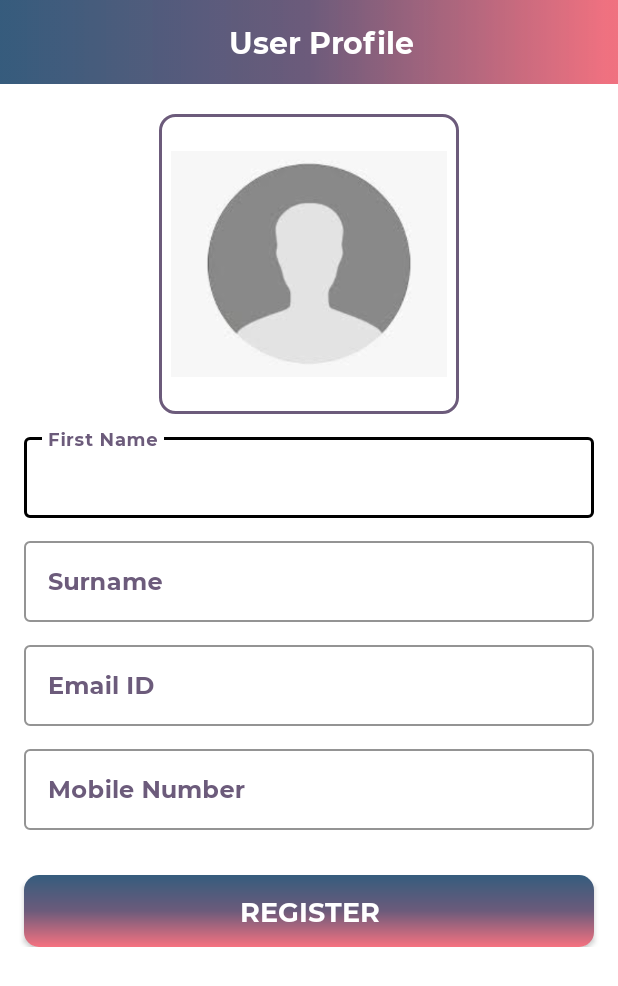
After one commit to CillianW/e-commerce_1.1, an Android app: the UserProfileActivity screen opened directly, with no data from a screen before it, on a phone screen of 412 x 824 dp. The commit adds this screen. Shown: the top 986 px of the screen. Run offline under Robolectric (Android 15) with nearby library versions, the phone set to English and light mode, and no system bars.

Commit message:
User Details Screen layout complete Ready for implementation

```diff
--- a/app/build.gradle
+++ b/app/build.gradle
@@ -16,6 +16,7 @@ android {
         targetSdkVersion 30
         versionCode 1
         versionName "1.0"
+        multiDexEnabled true
 
         testInstrumentationRunner "androidx.test.runner.AndroidJUnitRunner"
     }
@@ -51,6 +52,7 @@ dependencies {
     androidTestImplementation 'androidx.test.ext:junit:1.1.2'
     androidTestImplementation 'androidx.test.espresso:espresso-core:3.3.0'
     implementation 'com.google.android.material:material:1.0.0'
+    implementation 'com.android.support:multidex:1.0.3'
 
 
 
--- /dev/null
+++ b/app/src/main/java/com/example/e_commerce_11/activities/UserProfileActivity.kt
@@ -0,0 +1,19 @@
+package com.example.e_commerce_11.activities
+
+/**
+ *Author: Cillian Whelan
+ *Student Number: L00162026
+ *Course: BSc (Hons) Contemporary Software Development
+ *Subject: Project
+ */
+
+import androidx.appcompat.app.AppCompatActivity
+import android.os.Bundle
+import com.example.e_commerce_11.R
+
+class UserProfileActivity : AppCompatActivity() {
+    override fun onCreate(savedInstanceState: Bundle?) {
+        super.onCreate(savedInstanceState)
+        setContentView(R.layout.activity_user_profile)
+    }
+}
--- /dev/null
+++ b/app/src/main/res/drawable/profile_pic_border.xml
@@ -0,0 +1,12 @@
+<?xml version="1.0" encoding="utf-8"?>
+<shape xmlns:android="http://schemas.android.com/apk/res/android"
+    android:shape="rectangle">
+
+    <stroke
+        android:width="2dp"
+        android:color="@color/themeDarkPurple" />
+
+    <corners
+        android:radius="10dp"/>
+
+</shape>
--- a/app/src/main/res/layout/activity_main.xml
+++ b/app/src/main/res/layout/activity_main.xml
@@ -17,6 +17,7 @@
 
 <!--    constraints for the text on the MainActivity page-->
     <com.example.e_commerce_11.utilities.BoldTextView
+        android:id="@+id/tv_main"
         android:layout_width="wrap_content"
         android:layout_height="wrap_content"
         android:text="Hello World!"
--- /dev/null
+++ b/app/src/main/res/layout/activity_user_profile.xml
@@ -0,0 +1,235 @@
+<?xml version="1.0" encoding="utf-8"?>
+
+<!--Author: Cillian Whelan-->
+<!--Student Number: L00162026-->
+<!--Course: BSc (Hons) Contemporary Software Development-->
+<!--Subject: Project-->
+
+<androidx.constraintlayout.widget.ConstraintLayout
+    xmlns:android="http://schemas.android.com/apk/res/android"
+    xmlns:app="http://schemas.android.com/apk/res-auto"
+    xmlns:tools="http://schemas.android.com/tools"
+    android:layout_width="match_parent"
+    android:layout_height="match_parent"
+    tools:context=".activities.UserProfileActivity"
+    android:background="@color/white">
+
+
+    <androidx.appcompat.widget.Toolbar
+        android:id="@+id/toolbar_profile"
+        android:layout_width="match_parent"
+        android:layout_height="?attr/actionBarSize"
+        android:background="@drawable/theme_landscape"
+        app:layout_constraintEnd_toEndOf="parent"
+        app:layout_constraintStart_toStartOf="parent"
+        app:layout_constraintTop_toTopOf="parent">
+
+
+        <com.example.e_commerce_11.utilities.BoldTextView
+            android:layout_width="match_parent"
+            android:layout_height="wrap_content"
+            android:gravity="center_horizontal"
+            android:layout_gravity="center_vertical"
+            android:text="@string/title_profile"
+            android:textSize="20dp"
+            android:textColor="@color/white"
+            android:background="@android:color/transparent"
+            android:textStyle="bold"/>
+
+    </androidx.appcompat.widget.Toolbar>
+
+
+    <ScrollView
+        android:layout_width="match_parent"
+        android:layout_height="0dp"
+        android:fillViewport="true"
+        android:scrollbars="none"
+        app:layout_constraintEnd_toEndOf="parent"
+        app:layout_constraintStart_toEndOf="@id/toolbar_profile"
+        app:layout_constraintTop_toBottomOf="@id/toolbar_profile">
+
+        <androidx.constraintlayout.widget.ConstraintLayout
+            android:layout_width="match_parent"
+            android:layout_height="match_parent">
+
+            <FrameLayout
+                android:id="@+id/fl_profile_pic"
+                android:layout_width="200dp"
+                android:layout_height="200dp"
+                android:layout_marginTop="20dp"
+                app:layout_constraintEnd_toEndOf="parent"
+                app:layout_constraintStart_toStartOf="parent"
+                app:layout_constraintTop_toTopOf="parent">
+
+                <ImageView
+                    android:id="@+id/img_profile_pic"
+                    android:layout_width="match_parent"
+                    android:layout_height="match_parent"
+                    android:adjustViewBounds="false"
+                    android:padding="@dimen/btn_padding"
+                    android:src="@drawable/empty_profile_pic"
+                    android:layout_gravity="center_horizontal"
+                    app:layout_constraintEnd_toEndOf="parent"
+                    app:layout_constraintStart_toStartOf="parent"
+                    app:layout_constraintTop_toBottomOf="@+id/toolbar_profile" />
+
+                <View
+                    android:layout_width="match_parent"
+                    android:layout_height="match_parent"
+                    android:background="@drawable/profile_pic_border"
+                    />
+
+            </FrameLayout>
+
+
+            <com.google.android.material.textfield.TextInputLayout
+                android:id="@+id/til_change_first_name"
+                style="@style/Widget.MaterialComponents.TextInputLayout.OutlinedBox"
+                android:layout_width="match_parent"
+                android:layout_height="wrap_content"
+                android:layout_marginStart="16dp"
+                android:layout_marginTop="10dp"
+                android:layout_marginEnd="16dp"
+                android:hint="@string/hint_first_name"
+                android:textColorHint="@color/themeDarkPurple"
+                app:boxBackgroundMode="outline"
+                app:boxStrokeColor="#000000"
+                app:boxStrokeWidth="1dp"
+                app:layout_constraintEnd_toEndOf="parent"
+                app:layout_constraintStart_toStartOf="parent"
+                app:layout_constraintTop_toBottomOf="@id/fl_profile_pic">
+
+                <com.example.e_commerce_11.utilities.EditText
+                    android:id="@+id/et_change_first_name"
+                    android:layout_width="match_parent"
+                    android:layout_height="wrap_content"
+                    android:width="1dp"
+                    android:inputType="text"
+                    android:padding="@dimen/et_padding"
+                    android:textColor="@color/themeDarkPurple"
+                    android:textSize="@dimen/et_textSize"
+                    android:visibility="visible"
+                    tools:text="@string/edit_first_name" />
+            </com.google.android.material.textfield.TextInputLayout>
+
+
+        <com.google.android.material.textfield.TextInputLayout
+            android:id="@+id/til_change_surname"
+            style="@style/Widget.MaterialComponents.TextInputLayout.OutlinedBox"
+            android:layout_width="match_parent"
+            android:layout_height="wrap_content"
+            android:layout_marginStart="16dp"
+            android:layout_marginTop="10dp"
+            android:layout_marginEnd="16dp"
+            android:hint="@string/hint_surname"
+            android:textColorHint="@color/themeDarkPurple"
+            app:boxBackgroundMode="outline"
+            app:boxStrokeColor="#000000"
+            app:boxStrokeWidth="1dp"
+            app:layout_constraintEnd_toEndOf="parent"
+            app:layout_constraintStart_toStartOf="parent"
+            app:layout_constraintTop_toBottomOf="@id/til_change_first_name">
+
+            <com.example.e_commerce_11.utilities.EditText
+                android:id="@+id/et_change_surname"
+                android:layout_width="match_parent"
+                android:layout_height="wrap_content"
+                android:width="1dp"
+                android:inputType="text"
+                android:padding="@dimen/et_padding"
+                android:textColor="@color/themeDarkPurple"
+                android:textSize="@dimen/et_textSize"
+                android:visibility="visible"
+                tools:text="@string/edit_surname" />
+        </com.google.android.material.textfield.TextInputLayout>
+
+
+        <com.google.android.material.textfield.TextInputLayout
+            android:id="@+id/til_change_emailID"
+            style="@style/Widget.MaterialComponents.TextInputLayout.OutlinedBox"
+            android:layout_width="match_parent"
+            android:layout_height="wrap_content"
+            android:layout_marginStart="16dp"
+            android:layout_marginTop="10dp"
+            android:layout_marginEnd="16dp"
+            android:hint="@string/hint_email_id"
+            android:textColorHint="@color/themeDarkPurple"
+            app:boxBackgroundMode="outline"
+            app:boxStrokeColor="#000000"
+            app:boxStrokeWidth="1dp"
+            app:layout_constraintEnd_toEndOf="parent"
+            app:layout_constraintStart_toStartOf="parent"
+            app:layout_constraintTop_toBottomOf="@id/til_change_surname">
+
+            <com.example.e_commerce_11.utilities.EditText
+                android:id="@+id/et_change_emailID"
+                android:layout_width="match_parent"
+                android:layout_height="wrap_content"
+                android:width="1dp"
+                android:inputType="text"
+                android:padding="@dimen/et_padding"
+                android:textColor="@color/themeDarkPurple"
+                android:textSize="@dimen/et_textSize"
+                android:visibility="visible"
+                tools:text="@string/edit_emailID" />
+        </com.google.android.material.textfield.TextInputLayout>
+
+
+        <com.google.android.material.textfield.TextInputLayout
+            android:id="@+id/til_change_mobile"
+            style="@style/Widget.MaterialComponents.TextInputLayout.OutlinedBox"
+            android:layout_width="match_parent"
+            android:layout_height="wrap_content"
+            android:layout_marginStart="16dp"
+            android:layout_marginTop="10dp"
+            android:layout_marginEnd="16dp"
+            android:hint="@string/hint_mobile"
+            android:textColorHint="@color/themeDarkPurple"
+            app:boxBackgroundMode="outline"
+            app:boxStrokeColor="#000000"
+            app:boxStrokeWidth="1dp"
+            app:layout_constraintEnd_toEndOf="parent"
+            app:layout_constraintStart_toStartOf="parent"
+            app:layout_constraintTop_toBottomOf="@id/til_change_emailID">
+
+            <com.example.e_commerce_11.utilities.EditText
+                android:id="@+id/et_change_mobile"
+                android:layout_width="match_parent"
+                android:layout_height="wrap_content"
+                android:width="1dp"
+                android:inputType="text"
+                android:padding="@dimen/et_padding"
+                android:textColor="@color/themeDarkPurple"
+                android:textSize="@dimen/et_textSize"
+                android:visibility="visible"
+                tools:text="@string/edit_mobile" />
+        </com.google.android.material.textfield.TextInputLayout>
+
+
+        <com.example.e_commerce_11.utilities.Button
+            android:id="@+id/btn_register"
+            android:layout_width="match_parent"
+            android:layout_height="wrap_content"
+            android:layout_gravity="center"
+            android:layout_marginStart="16dp"
+            android:layout_marginTop="30dp"
+            android:layout_marginEnd="16dp"
+            android:background="@drawable/button_background"
+            android:foreground="?attr/selectableItemBackground"
+            android:gravity="center"
+            android:paddingTop="@dimen/btn_padding"
+            android:paddingBottom="@dimen/btn_padding"
+            android:text="@string/button_register"
+            android:textColor="@android:color/white"
+            android:textSize="@dimen/btn_textSize"
+            app:layout_constraintEnd_toEndOf="parent"
+            app:layout_constraintStart_toStartOf="parent"
+            app:layout_constraintTop_toBottomOf="@id/til_change_mobile"/>
+
+
+        </androidx.constraintlayout.widget.ConstraintLayout>
+
+    </ScrollView>
+
+
+</androidx.constraintlayout.widget.ConstraintLayout>
--- a/app/src/main/res/values/strings.xml
+++ b/app/src/main/res/values/strings.xml
@@ -34,6 +34,7 @@
     <string name="already_a_member">Already a member?</string>
     <string name="login_already_registered">Login</string>
     <string name="accept_t_and_c">I accept terms and conditions</string>
+    <string name="user_registered_successfully">Registration Successful!</string>
 
 
     <!--    SnackBar messages-->
@@ -52,10 +53,23 @@
     <string name="please_wait">Please Wait</string>
 
 
-    <!--    <string name=""-->
+    <!--    Reset password-->
     <string name="title_forgot_password">Forgot Password</string>
     <string name="text_forgot_password">Please enter your email address. You will receive a link to reset your password.</string>
     <string name="btn_submit">Submit</string>
 
 
+    <!--    Profile-->
+    <string name="title_profile">User Profile</string>
+    <string name="edit_first_name">First Name</string>
+    <string name="edit_surname">Surname</string>
+    <string name="edit_emailID">Email ID</string>
+    <string name="edit_mobile">Mobile Number</string>
+    <string name="hint_first_name">First Name</string>
+    <string name="hint_surname">Surname</string>
+    <string name="hint_email_id">Email ID</string>
+    <string name="hint_mobile">Mobile Number</string>
+
+
+
 </resources>
```
Also changed, not shown: app/src/main/AndroidManifest.xml (+6 -2 lines), app/src/main/java/com/example/e_commerce_11/activities/LoginActivity.kt (+23 -5 lines), app/src/main/java/com/example/e_commerce_11/activities/MainActivity.kt (+7 -0 lines), app/src/main/java/com/example/e_commerce_11/activities/RegisterActivity.kt (+29 -7 lines), app/src/main/java/com/example/e_commerce_11/firestore/FireStoreClass.kt (+112 -0 lines), app/src/main/java/com/example/e_commerce_11/models/User.kt (added, +18 -0 lines), app/src/main/java/com/example/e_commerce_11/utilities/Constants.kt (added, +14 -0 lines), app/src/main/res/drawable-v24/empty_profile_pic.png (added).
